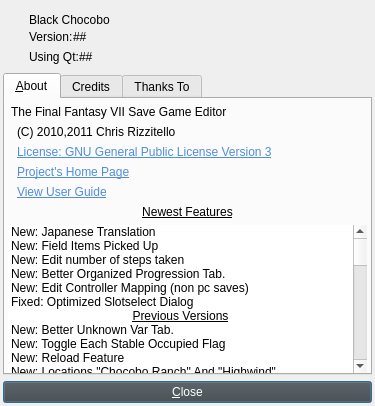
Before: the Qt Designer form about.ui in sithlord48/blackchocobo, drawn with Qt 5.
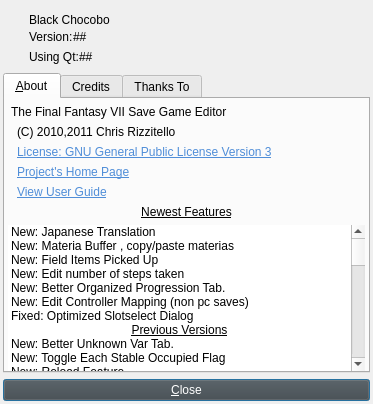
After: the same form once the commit is applied. Icons and pictures are not drawn.

Commit message: checking z_23[26] along w/ gui parts of it

```diff
--- a/about.ui
+++ b/about.ui
@@ -9,8 +9,8 @@
    <rect>
     <x>0</x>
     <y>0</y>
-    <width>375</width>
-    <height>406</height>
+    <width>373</width>
+    <height>404</height>
    </rect>
   </property>
   <property name="sizePolicy">
@@ -501,6 +501,11 @@
            <string>New: Japanese Translation</string>
           </property>
          </item>
+         <item>
+          <property name="text">
+           <string>New: Materia Buffer , copy/paste materias</string>
+          </property>
+         </item>
          <item>
           <property name="text">
            <string>New: Field Items Picked Up</string>
```
Left out of the diff: 4 changed lines with no effect on the pictures. The commit also changes 7 other files.
